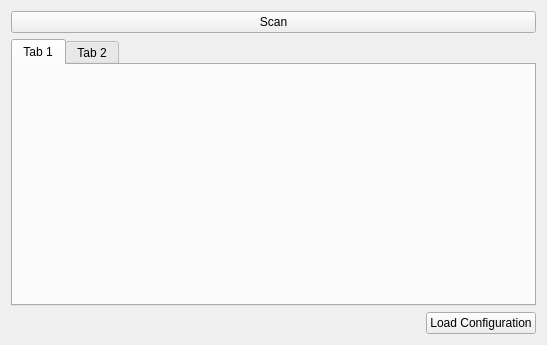
This is BaxterGBI_gui/src/configpanel.ui in EmaroLab/gesture_based_interface as Qt 5 draws it before an edit. The edited form follows.
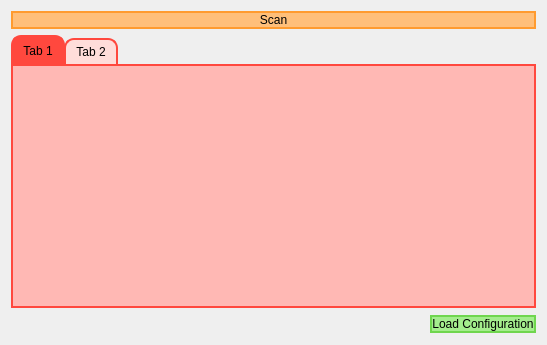
This is the edited form.

Commit message: Styling of config, menu and action panels

```diff
--- a/BaxterGBI_gui/src/configpanel.ui
+++ b/BaxterGBI_gui/src/configpanel.ui
@@ -20,6 +20,16 @@
       <layout class="QHBoxLayout" name="scanContainer">
        <item>
         <widget class="QPushButton" name="scanButton">
+         <property name="styleSheet">
+          <string notr="true">#scanButton{
+background-color:#FFBF7A;
+	border:2px solid #FF9B2F;
+}
+
+#scanButton:hover{
+	background-color:#FF9B2F;
+}</string>
+         </property>
          <property name="text">
           <string>Scan</string>
          </property>
@@ -31,6 +41,85 @@
       <layout class="QVBoxLayout" name="tabsContainer">
        <item>
         <widget class="QTabWidget" name="tabWidget">
+         <property name="styleSheet">
+          <string notr="true">QTabWidget::pane {
+    border: 2px solid #FF483E;
+    background: #FFB8B4;
+}
+
+QTabBar::tab {
+    border: 2px solid #FF483E;
+	border-top-left-radius:10px;
+	border-top-right-radius:10px;
+	border-bottom:none;
+}
+
+QTabBar::tab:selected {
+    background:#FF483E;
+}
+
+QTabBar::tab:!selected {
+    background: #FFDDDA;
+}
+
+QTabBar::tab:!selected:hover {
+    background: #FFB8B4;
+}
+
+QTabBar::tab:top:!selected {
+    margin-top: 3px;
+}
+
+QTabBar::tab:bottom:!selected {
+    margin-bottom: 3px;
+}
+
+QTabBar::tab:top, QTabBar::tab:bottom {
+    min-width: 8ex;
+    margin-right: -1px;
+    padding: 5px 10px 5px 10px;
+}
+
+QTabBar::tab:top:selected {
+    border-bottom-color: none;
+}
+
+QTabBar::tab:bottom:selected {
+    border-top-color: none;
+}
+
+QTabBar::tab:top:last, QTabBar::tab:bottom:last,
+QTabBar::tab:top:only-one, QTabBar::tab:bottom:only-one {
+    margin-right: 0;
+}
+
+QTabBar::tab:left:!selected {
+    margin-right: 3px;
+}
+
+QTabBar::tab:right:!selected {
+    margin-left: 3px;
+}
+
+QTabBar::tab:left, QTabBar::tab:right {
+    min-height: 8ex;
+    margin-bottom: -1px;
+    padding: 10px 5px 10px 5px;
+}
+
+QTabBar::tab:left:selected {
+    border-left-color: none;
+}
+
+QTabBar::tab:right:selected {
+    border-right-color: none;
+}
+
+QTabBar::tab:left:last, QTabBar::tab:right:last,
+QTabBar::tab:left:only-one, QTabBar::tab:right:only-one {
+    margin-bottom: 0;
+}</string>
+         </property>
          <property name="currentIndex">
           <number>0</number>
          </property>
@@ -66,6 +155,24 @@
        </item>
        <item>
         <widget class="QPushButton" name="loadConfigButton">
+         <property name="styleSheet">
+          <string notr="true">#loadConfigButton{
+background-color:#A4ED8D;
+	border:2px solid #6FD64E;
+}
+
+#LoadConfigButton:hover{
+	background-color:#6FD64E;
+}
+
+#loadConfigButton:disabled{
+	background-color:#FFFEFE;
+}
+
+#loadConfigButton:hover{
+	background-color:#6FD64E;
+}</string>
+         </property>
          <property name="text">
           <string>Load Configuration</string>
          </property>
```
The commit also changes 9 other files.
